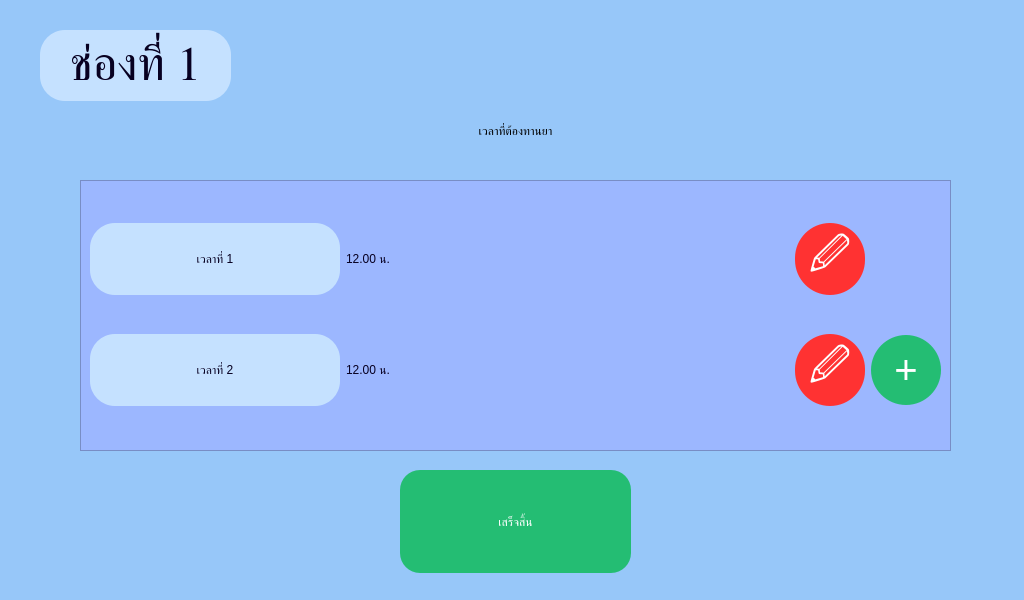
Old version of the form screen/inputTimesToTakePill/ui/add_time_summary_screen.ui in the repository Papichaya-Dev/HARDWARE-GUI-Klongyaa-seniorProject.
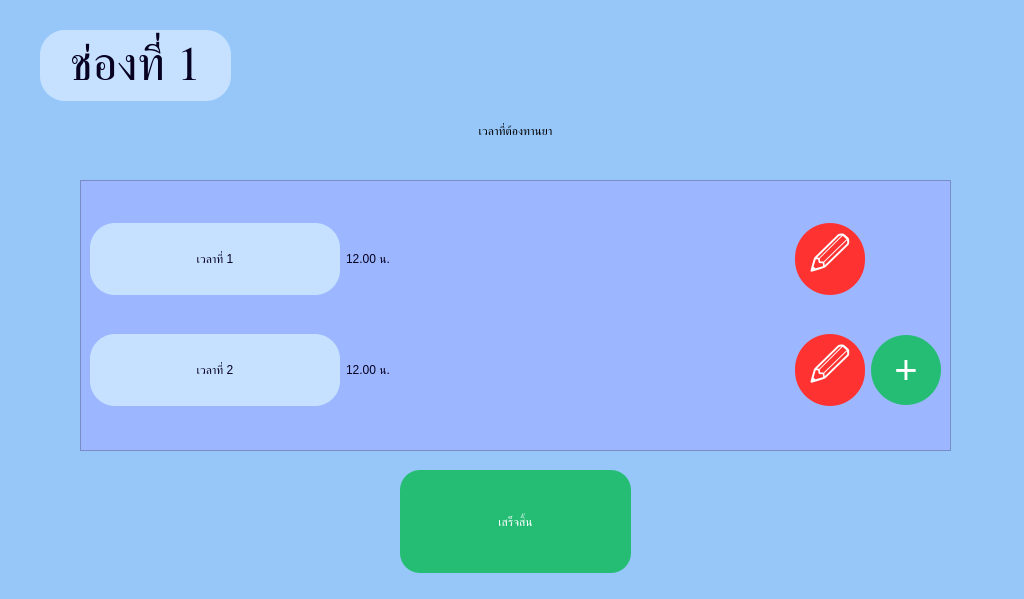
New version of the form.

The edit to the form file:
```diff
--- a/screen/inputTimesToTakePill/ui/add_time_summary_screen.ui
+++ b/screen/inputTimesToTakePill/ui/add_time_summary_screen.ui
@@ -7,7 +7,7 @@
     <x>0</x>
     <y>0</y>
     <width>1024</width>
-    <height>600</height>
+    <height>599</height>
    </rect>
   </property>
   <property name="windowTitle">
```
